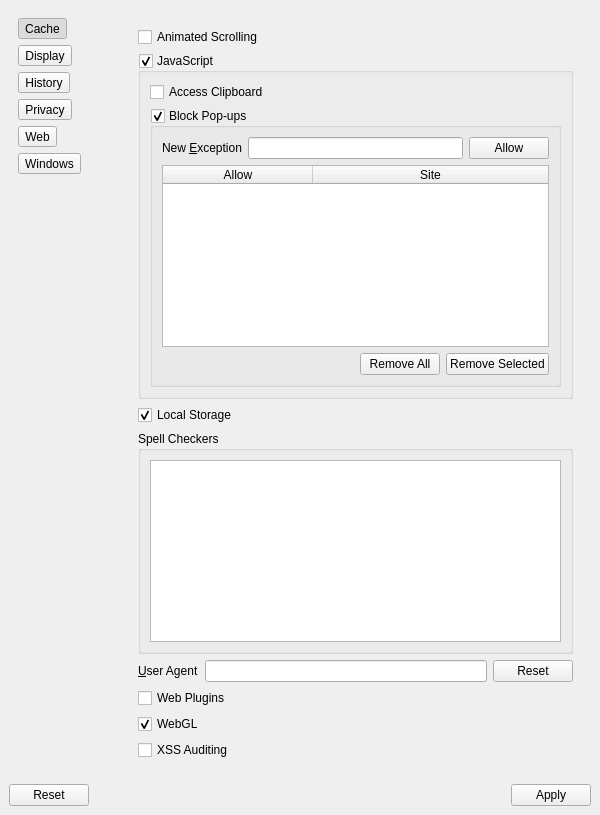
textbrowser/dooble, file 2.x/UI/dooble_settings.ui: the form before one commit.
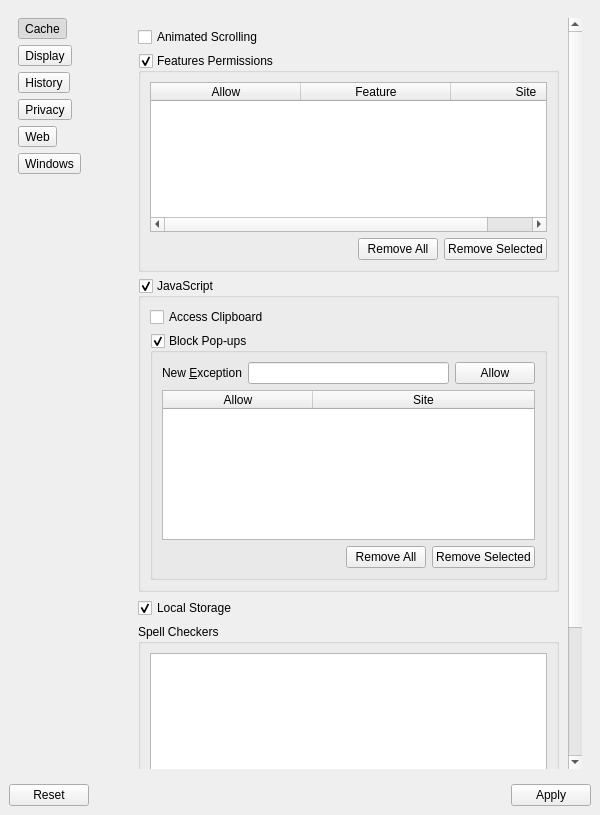
The form after the commit. The open tabs and pages were chosen to show the change. Icons and pictures are not drawn.

Commit message: Features permissions.

The edit to the form file:
```diff
--- a/2.x/UI/dooble_settings.ui
+++ b/2.x/UI/dooble_settings.ui
@@ -1222,8 +1222,8 @@
               <rect>
                <x>0</x>
                <y>0</y>
-               <width>451</width>
-               <height>746</height>
+               <width>437</width>
+               <height>962</height>
               </rect>
              </property>
              <layout class="QVBoxLayout" name="verticalLayout_16">
@@ -1234,6 +1234,101 @@
                 </property>
                </widget>
               </item>
+              <item>
+               <widget class="QGroupBox" name="features_permissions_groupbox">
+                <property name="title">
+                 <string>Features Permissions</string>
+                </property>
+                <property name="checkable">
+                 <bool>true</bool>
+                </property>
+                <layout class="QVBoxLayout" name="verticalLayout_18">
+                 <item>
+                  <widget class="QTableWidget" name="features_permissions">
+                   <property name="minimumSize">
+                    <size>
+                     <width>0</width>
+                     <height>150</height>
+                    </size>
+                   </property>
+                   <property name="tabKeyNavigation">
+                    <bool>false</bool>
+                   </property>
+                   <property name="alternatingRowColors">
+                    <bool>true</bool>
+                   </property>
+                   <property name="selectionBehavior">
+                    <enum>QAbstractItemView::SelectRows</enum>
+                   </property>
+                   <property name="horizontalScrollMode">
+                    <enum>QAbstractItemView::ScrollPerPixel</enum>
+                   </property>
+                   <property name="showGrid">
+                    <bool>false</bool>
+                   </property>
+                   <attribute name="horizontalHeaderDefaultSectionSize">
+                    <number>150</number>
+                   </attribute>
+                   <attribute name="horizontalHeaderMinimumSectionSize">
+                    <number>150</number>
+                   </attribute>
+                   <attribute name="horizontalHeaderStretchLastSection">
+                    <bool>true</bool>
+                   </attribute>
+                   <attribute name="verticalHeaderVisible">
+                    <bool>false</bool>
+                   </attribute>
+                   <column>
+                    <property name="text">
+                     <string>Allow</string>
+                    </property>
+                   </column>
+                   <column>
+                    <property name="text">
+                     <string>Feature</string>
+                    </property>
+                   </column>
+                   <column>
+                    <property name="text">
+                     <string>Site</string>
+                    </property>
+                   </column>
+                  </widget>
+                 </item>
+                 <item>
+                  <layout class="QHBoxLayout" name="horizontalLayout_18">
+                   <item>
+                    <spacer name="horizontalSpacer_17">
+                     <property name="orientation">
+                      <enum>Qt::Horizontal</enum>
+                     </property>
+                     <property name="sizeHint" stdset="0">
+                      <size>
+                       <width>40</width>
+                       <height>20</height>
+                      </size>
+                     </property>
+                    </spacer>
+                   </item>
+                   <item>
+                    <widget class="QPushButton" name="remove_all_features_permissions">
+                     <property name="text">
+                      <string>Remove All</string>
+                     </property>
+                    </widget>
+                   </item>
+                   <item>
+                    <widget class="QPushButton" name="remove_selected_features_permissions">
+                     <property name="text">
+                      <string>Remove Selected</string>
+                     </property>
+                    </widget>
+                   </item>
+                  </layout>
+                 </item>
+                </layout>
+               </widget>
+              </item>
               <item>
                <widget class="QGroupBox" name="javascript">
                 <property name="title">
```
Left out of the diff: 7 changed lines with no effect on the pictures. The commit also changes 85 other files.
